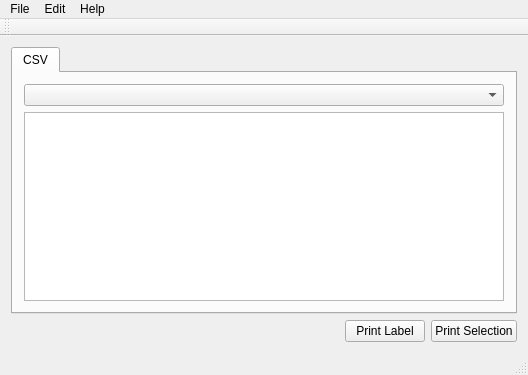
timsterzel/Ultimate-Label, file mainwindow.ui: the form before one commit.
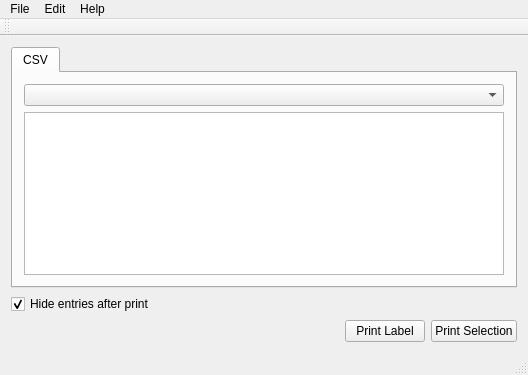
The form after the commit.

Commit message: Implement optional hiding of row entries after print and update about page

```diff
--- a/mainwindow.ui
+++ b/mainwindow.ui
@@ -35,6 +35,19 @@
       </widget>
      </widget>
     </item>
+    <item>
+     <widget class="QCheckBox" name="checkBox_removeRow">
+      <property name="enabled">
+       <bool>true</bool>
+      </property>
+      <property name="text">
+       <string>Hide entries after print</string>
+      </property>
+      <property name="checked">
+       <bool>true</bool>
+      </property>
+     </widget>
+    </item>
     <item>
      <layout class="QHBoxLayout" name="horizontalLayout_buttons">
       <item>
```
Left out of the diff: 2 changed lines with no effect on the pictures. The commit also changes 7 other files.
